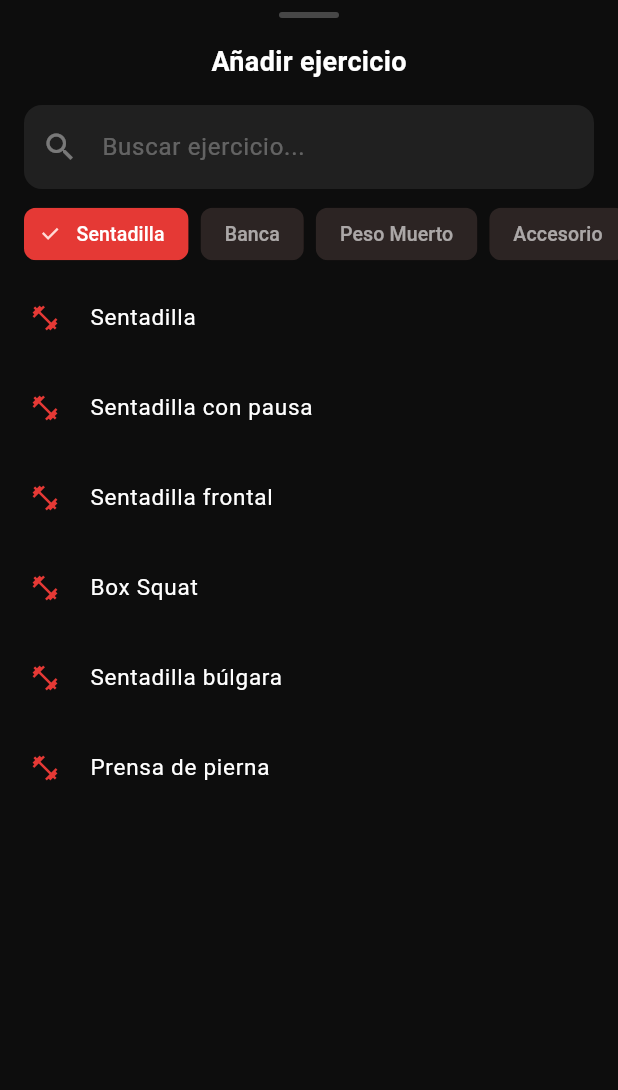
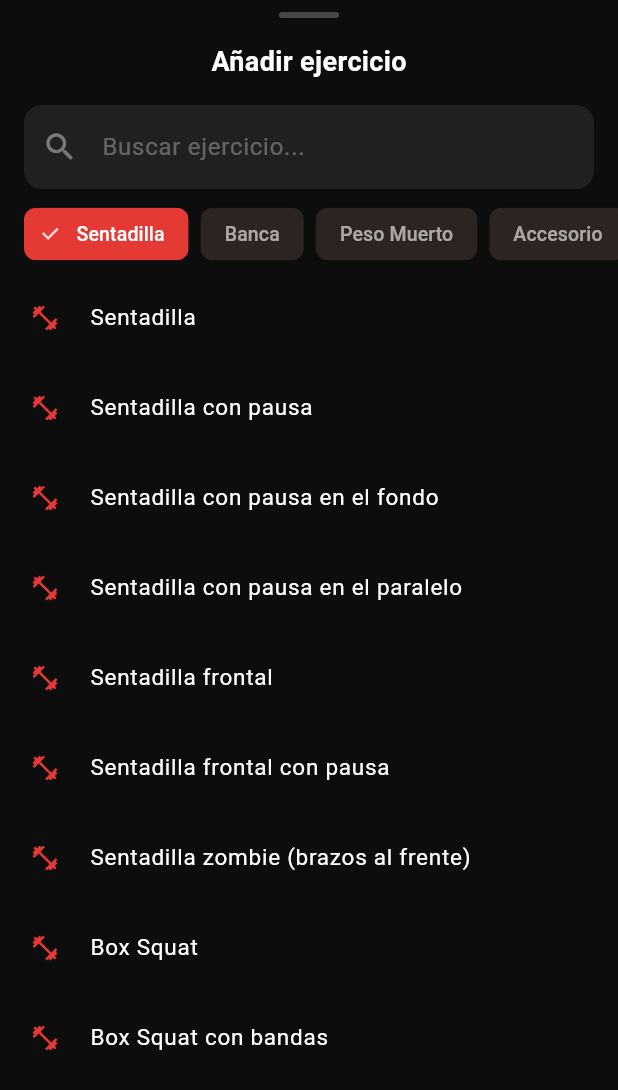
Before and after one commit to esloquetoca21/powerlog, a Flutter app: the AddExerciseSheet widget shown alone on an empty page, opened directly, on a phone screen of 412 x 824 dp. Shown: the top 1090 px of the screen. Run offline on Flutter 3.47's test engine with Material 3 defaults, Android fonts, the phone set to English and light mode, and no system bars; our stand-ins replace cloud_firestore, firebase_auth, firebase_core, google_sign_in; accounts and stored records are empty.

Commit message:
Expand exercise library from 26 to 130+ exercises
- Squat: 35 exercises (competition variants, box squat, chains/bands,
  Bulgarian, hack, goblet, leg press, lunges, step-ups, pistol)
- Bench: 35 exercises (competition variants, incline/decline, dumbbells,
  flies, triceps isolation, overhead press)
- Deadlift: 30 exercises (sumo, deficit, rack pull, Romanian, hip thrust,
  hamstring curl, GHR, back extensions)
- Accessory: 50+ exercises (back rows/pulldowns, biceps, shoulders,
  core, calves, power movements, kettlebell)
- Search now queries across all categories when text is entered

https://claude.ai/code/session_015UyLoT3fw8Tngj7X1pVWnY

```diff
--- a/lib/widgets/add_exercise_sheet.dart
+++ b/lib/widgets/add_exercise_sheet.dart
@@ -20,38 +20,206 @@ class _AddExerciseSheetState extends State<AddExerciseSheet> {
 
   static const Map<ExerciseCategory, List<String>> _exercises = {
     ExerciseCategory.squat: [
+      // Sentadilla competición y variantes principales
       'Sentadilla',
       'Sentadilla con pausa',
+      'Sentadilla con pausa en el fondo',
+      'Sentadilla con pausa en el paralelo',
       'Sentadilla frontal',
+      'Sentadilla frontal con pausa',
+      'Sentadilla zombie (brazos al frente)',
+      // Variantes de potencia
       'Box Squat',
+      'Box Squat con bandas',
+      'Sentadilla con cadenas',
+      'Sentadilla con bandas',
+      'Sentadilla pin (desde el rack)',
+      'Sentadilla hasta paralelo',
+      'Sentadilla media (half squat)',
+      // Variantes de postura
       'Sentadilla búlgara',
+      'Sentadilla búlgara con mancuernas',
+      'Sentadilla sumo (stance ancho)',
+      'Sentadilla goblet',
+      'Sentadilla Hack',
+      'Sentadilla con talones elevados',
+      'Sentadilla con puntas elevadas',
+      // Máquinas y accesorio de pierna
       'Prensa de pierna',
+      'Prensa de pierna (un solo pie)',
+      'Prensa de pierna (pies juntos)',
+      'Sentadilla en Smith',
+      'Sentadilla en Smith frontal',
+      'Hack Squat (máquina)',
+      'Extensión de cuádriceps',
+      'Extensión de cuádriceps unilateral',
+      'Leg Press 45°',
+      // Peso corporal / estabilidad
+      'Sentadilla con salto',
+      'Pistol Squat',
+      'Step-up con barra',
+      'Step-up con mancuernas',
+      'Zancada con barra',
+      'Zancada con mancuernas',
+      'Zancada caminando',
+      'Zancada inversa',
+      'Zancada lateral',
     ],
     ExerciseCategory.bench: [
+      // Press banca competición y variantes principales
       'Press de banca',
       'Press de banca con pausa',
+      'Press de banca con pausa larga',
       'Press de banca agarre cerrado',
-      'Press inclinado',
-      'Press con mancuernas',
+      'Press de banca agarre cerrado con pausa',
+      'Press de banca agarre ancho',
+      'Press de banca con bandas',
+      'Press de banca con cadenas',
+      // Variantes de inclinación
+      'Press inclinado con barra',
+      'Press inclinado con mancuernas',
+      'Press declinado con barra',
+      'Press declinado con mancuernas',
+      // Mancuernas y pesas rusas
+      'Press con mancuernas (plano)',
+      'Press con mancuernas (neutro)',
+      'Press con kettlebell',
+      // Accesorios de pecho
+      'Apertura con mancuernas (plano)',
+      'Apertura con mancuernas (inclinado)',
+      'Apertura en polea (crossover)',
+      'Apertura en máquina',
+      'Aperturas con bandas',
+      // Tríceps directo (apoyo banca)
       'Fondos',
+      'Fondos con lastre',
+      'Fondos en paralelas',
+      'Extensión de tríceps tumbado (Skullcrusher)',
+      'Extensión de tríceps con EZ',
+      'Extensión de tríceps en polea alta',
+      'Extensión de tríceps en polea baja',
+      'Extensión de tríceps por encima de la cabeza',
+      'Press francés con mancuernas',
+      'Patada de tríceps con mancuernas',
+      'Patada de tríceps en polea',
+      'Tríceps en banco (dips de banco)',
+      // Press militar (hombro, apoyo banca)
+      'Press militar con barra',
+      'Press militar con mancuernas',
+      'Press Arnold',
+      'Press de hombro en máquina',
+      'Press trasnuca',
     ],
     ExerciseCategory.deadlift: [
+      // Peso muerto competición y variantes principales
       'Peso muerto',
+      'Peso muerto con pausa',
+      'Peso muerto con pausa en rodillas',
+      'Peso muerto con pausa por encima de rodillas',
+      'Peso muerto sumo',
+      'Peso muerto sumo con pausa',
+      'Peso muerto sumo déficit',
+      'Peso muerto desde el pin (rack pull)',
+      'Peso muerto déficit',
+      'Peso muerto con bandas',
+      'Peso muerto con cadenas',
+      // Variantes de cadera y femoral
       'Peso muerto rumano',
-      'Peso muerto sumo',
-      'Peso muerto con pausa',
-      'Good morning',
-      'Hip thrust',
+      'Peso muerto rumano con mancuernas',
+      'Peso muerto rumano unilateral',
+      'Peso muerto stiff leg',
+      'Peso muerto en valija (suitcase)',
+      // Hip thrust y glúteos
+      'Hip thrust con barra',
+      'Hip thrust con mancuerna',
+      'Hip thrust en máquina',
+      'Hip thrust unilateral',
+      'Patada de glúteo en polea',
+      'Patada de glúteo en cuadrupedia',
+      'Puente de glúteo',
+      'Puente de glúteo unilateral',
+      // Isquiotibiales
+      'Good morning con barra',
+      'Good morning sentado',
+      'Curl de femoral tumbado',
+      'Curl de femoral sentado',
+      'Curl de femoral de pie (máquina)',
+      'Curl nórdico',
+      'Curl de femoral con pelota suiza',
+      // Espalda baja y core
+      'Hiperextensión (espalda baja)',
+      'Hiperextensión inversa',
+      'Hiperextensión 45°',
+      'Superman',
+      'Pallof press',
     ],
     ExerciseCategory.accessory: [
+      // Espalda (tracción vertical)
+      'Dominadas',
+      'Dominadas con lastre',
+      'Dominadas agarre supino (chin-ups)',
+      'Jalón al pecho',
+      'Jalón al pecho agarre cerrado',
+      'Jalón al pecho agarre supino',
+      'Jalón al pecho con un brazo',
+      'Pullover con mancuerna',
+      'Pullover en polea',
+      // Espalda (tracción horizontal)
       'Remo con barra',
-      'Dominadas',
-      'Curl de bíceps',
-      'Extensión de tríceps',
+      'Remo con barra (pronado)',
+      'Remo con barra (supino / Yates row)',
+      'Remo con mancuerna',
+      'Remo en polea baja',
+      'Remo en polea alta',
+      'Remo en máquina (pecho apoyado)',
+      'Remo TRX / anillas',
       'Face pull',
-      'Jalón al pecho',
-      'Curl de femoral',
-      'Extensión de cuádriceps',
+      'Face pull con rotación externa',
+      // Hombros (aislamiento)
+      'Elevación lateral con mancuernas',
+      'Elevación lateral en polea',
+      'Elevación frontal con mancuernas',
+      'Elevación frontal con barra',
+      'Pájaro (elevación posterior)',
+      'Pájaro en polea',
+      // Bíceps
+      'Curl de bíceps con barra',
+      'Curl de bíceps con mancuernas',
+      'Curl martillo',
+      'Curl martillo con cuerda',
+      'Curl predicador (Scott)',
+      'Curl concentrado',
+      'Curl en polea baja',
+      'Curl araña',
+      // Trapecios y cuello
+      'Encogimientos con barra',
+      'Encogimientos con mancuernas',
+      'Encogimientos en máquina',
+      // Core y abdomen
+      'Plancha',
+      'Plancha lateral',
+      'Plancha con desplazamiento',
+      'Rueda abdominal',
+      'Crunch',
+      'Crunch en polea',
+      'Elevación de piernas tumbado',
+      'Elevación de piernas en barra',
+      'Dragon flag',
+      'Tijeras',
+      'Rotación rusa',
+      // Pantorrillas
+      'Gemelos de pie',
+      'Gemelos sentado',
+      'Gemelos en prensa',
+      // Cardio / Potencia
+      'Remo ergómetro',
+      'Assault bike',
+      'Salto a cajón (box jump)',
+      'Salto con cuerda',
+      'Swing con kettlebell',
+      'Turkish get-up',
+      'Clean con barra',
+      'Push press con barra',
     ],
   };
 
@@ -62,10 +230,15 @@ class _AddExerciseSheetState extends State<AddExerciseSheet> {
   }
 
   List<String> get _filteredExercises {
-    final query = _searchController.text.toLowerCase();
-    final base = _exercises[_selectedCategory] ?? [];
-    if (query.isEmpty) return base;
-    return base.where((e) => e.toLowerCase().contains(query)).toList();
+    final query = _searchController.text.toLowerCase().trim();
+    if (query.isEmpty) {
+      return _exercises[_selectedCategory] ?? [];
+    }
+    // Con texto: busca en todas las categorías
+    return _exercises.values
+        .expand((list) => list)
+        .where((e) => e.toLowerCase().contains(query))
+        .toList();
   }
 
   void _selectExercise(String name) {
```
